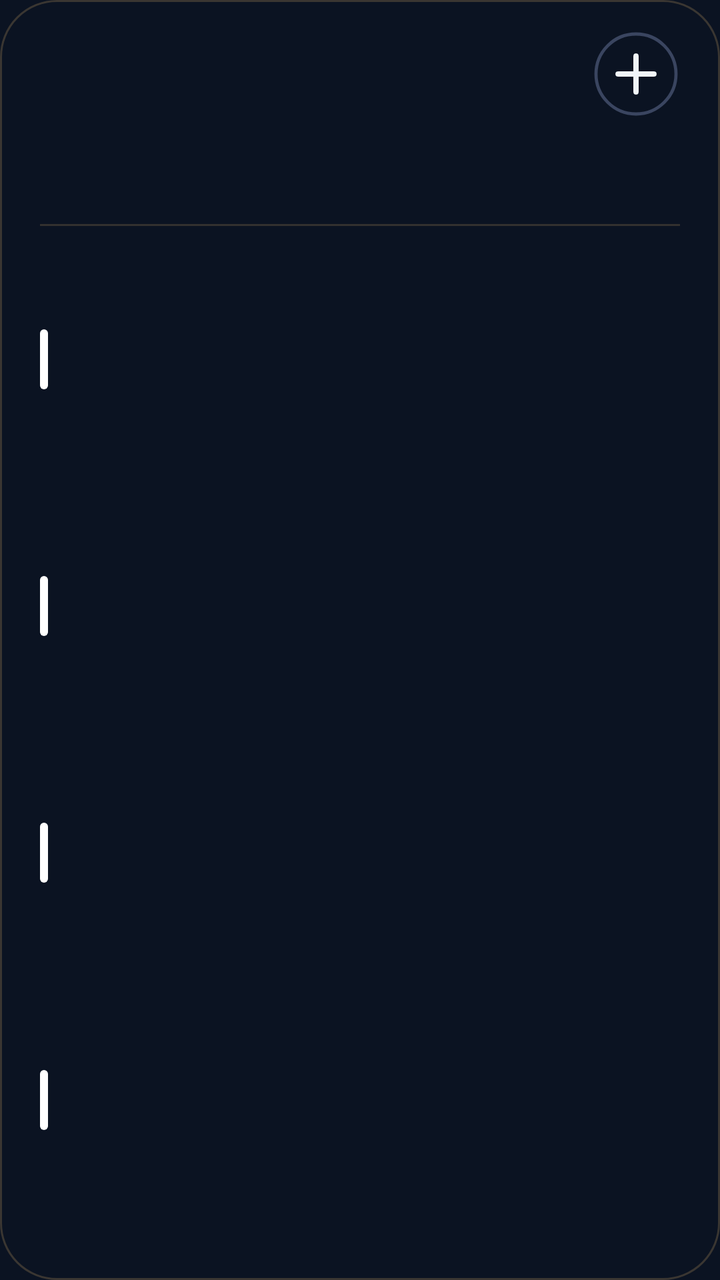
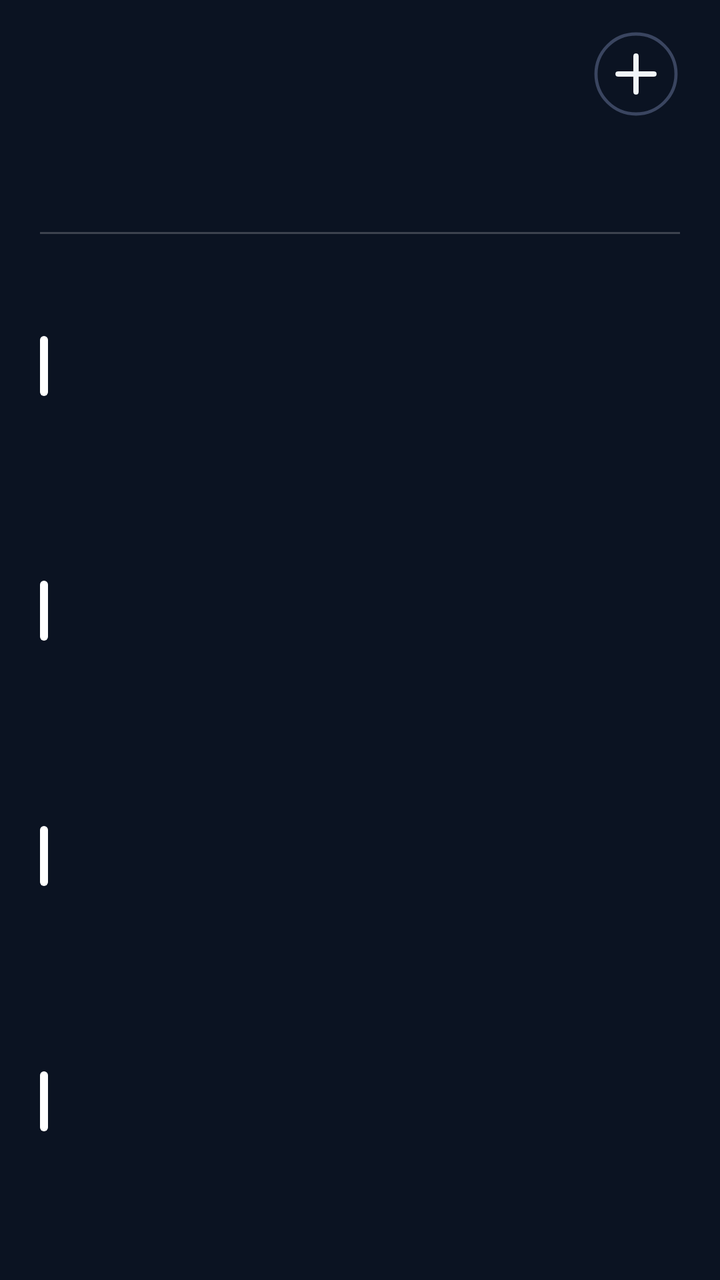

Before-and-after screenshots of an Android layout around one commit, followed by the original layout XML and the change that was made.
<!-- AndroidManifest.xml: application theme AppTheme -->
<!-- res/layout/cal_k4.xml -->
<?xml version="1.0" encoding="utf-8"?>
<FrameLayout
    xmlns:android="http://schemas.android.com/apk/res/android"
    android:id="@+id/root"
    android:layout_width="match_parent"
    android:layout_height="match_parent"
    android:padding="0dp">

    <ImageView
        android:id="@+id/cal_bg"
        android:layout_width="match_parent"
        android:layout_height="match_parent"
        android:importantForAccessibility="no"
        android:scaleType="fitXY" />
    <LinearLayout
        android:id="@+id/panel"
        android:layout_width="match_parent"
        android:layout_height="match_parent"
        android:background="@drawable/cal_panel"
        android:orientation="vertical"
        android:paddingStart="20dp"
        android:paddingTop="13dp"
        android:paddingEnd="20dp"
        android:paddingBottom="14dp">

        
        <LinearLayout
            android:layout_width="match_parent"
            android:layout_height="48dp"
            android:gravity="center_vertical"
            android:orientation="horizontal">
        <ImageView
            android:id="@+id/cal_day"
            android:layout_width="wrap_content"
            android:layout_height="47dp"
            android:adjustViewBounds="true"
            android:scaleType="fitStart" />

            <LinearLayout
                android:layout_width="0dp"
                android:layout_height="wrap_content"
                android:layout_marginStart="12dp"
                android:layout_weight="1"
                android:orientation="vertical">
                <ImageView
                    android:id="@+id/cal_month"
                    android:layout_width="match_parent"
                    android:layout_height="23dp"
                    android:adjustViewBounds="true"
                    android:scaleType="fitStart" />
                <ImageView
                    android:id="@+id/cal_sub"
                    android:layout_width="match_parent"
                    android:layout_height="16dp"
                    android:adjustViewBounds="true"
                    android:layout_marginTop="2dp"
                    android:scaleType="fitStart" />
            </LinearLayout>

            <ImageView
                android:id="@+id/btn_add"
                android:layout_width="44dp"
                android:layout_height="44dp"
                android:contentDescription="New event"
                android:src="@drawable/ic_cal_add" />
        </LinearLayout>

        
        <LinearLayout
            android:layout_width="match_parent"
            android:layout_height="44dp"
            android:layout_marginTop="2dp"
            android:orientation="horizontal">
            <LinearLayout
                android:layout_width="0dp"
                android:layout_height="match_parent"
                android:layout_weight="1"
                android:gravity="center_horizontal"
                android:orientation="vertical">
                <ImageView
                    android:id="@+id/wk_label_0"
                    android:layout_width="wrap_content"
                    android:layout_height="14dp"
                    android:adjustViewBounds="true"
                    android:scaleType="fitCenter" />
                <ImageView
                    android:id="@+id/wk_num_0"
                    android:layout_width="26dp"
                    android:layout_height="26dp"
                    android:adjustViewBounds="true"
                    android:layout_marginTop="3dp"
                    android:scaleType="fitCenter" />
            </LinearLayout>
            <LinearLayout
                android:layout_width="0dp"
                android:layout_height="match_parent"
                android:layout_weight="1"
                android:gravity="center_horizontal"
                android:orientation="vertical">
                <ImageView
                    android:id="@+id/wk_label_1"
                    android:layout_width="wrap_content"
                    android:layout_height="14dp"
                    android:adjustViewBounds="true"
                    android:scaleType="fitCenter" />
                <ImageView
                    android:id="@+id/wk_num_1"
                    android:layout_width="26dp"
                    android:layout_height="26dp"
                    android:adjustViewBounds="true"
                    android:layout_marginTop="3dp"
                    android:scaleType="fitCenter" />
            </LinearLayout>
            <LinearLayout
                android:layout_width="0dp"
                android:layout_height="match_parent"
                android:layout_weight="1"
                android:gravity="center_horizontal"
                android:orientation="vertical">
                <ImageView
                    android:id="@+id/wk_label_2"
                    android:layout_width="wrap_content"
                    android:layout_height="14dp"
                    android:adjustViewBounds="true"
                    android:scaleType="fitCenter" />
                <ImageView
                    android:id="@+id/wk_num_2"
                    android:layout_width="26dp"
                    android:layout_height="26dp"
                    android:adjustViewBounds="true"
                    android:layout_marginTop="3dp"
                    android:scaleType="fitCenter" />
            </LinearLayout>
            <LinearLayout
                android:layout_width="0dp"
                android:layout_height="match_parent"
                android:layout_weight="1"
                android:gravity="center_horizontal"
                android:orientation="vertical">
                <ImageView
                    android:id="@+id/wk_label_3"
                    android:layout_width="wrap_content"
                    android:layout_height="14dp"
                    android:adjustViewBounds="true"
                    android:scaleType="fitCenter" />
                <ImageView
                    android:id="@+id/wk_num_3"
                    android:layout_width="26dp"
                    android:layout_height="26dp"
                    android:adjustViewBounds="true"
                    android:layout_marginTop="3dp"
                    android:scaleType="fitCenter" />
            </LinearLayout>
            <LinearLayout
                android:layout_width="0dp"
                android:layout_height="match_parent"
                android:layout_weight="1"
                android:gravity="center_horizontal"
                android:orientation="vertical">
                <ImageView
                    android:id="@+id/wk_label_4"
                    android:layout_width="wrap_content"
                    android:layout_height="14dp"
                    android:adjustViewBounds="true"
                    android:scaleType="fitCenter" />
                <ImageView
                    android:id="@+id/wk_num_4"
                    android:layout_width="26dp"
                    android:layout_height="26dp"
                    android:adjustViewBounds="true"
                    android:layout_marginTop="3dp"
                    android:scaleType="fitCenter" />
            </LinearLayout>
            <LinearLayout
                android:layout_width="0dp"
                android:layout_height="match_parent"
                android:layout_weight="1"
                android:gravity="center_horizontal"
                android:orientation="vertical">
                <ImageView
                    android:id="@+id/wk_label_5"
                    android:layout_width="wrap_content"
                    android:layout_height="14dp"
                    android:adjustViewBounds="true"
                    android:scaleType="fitCenter" />
                <ImageView
                    android:id="@+id/wk_num_5"
                    android:layout_width="26dp"
                    android:layout_height="26dp"
                    android:adjustViewBounds="true"
                    android:layout_marginTop="3dp"
                    android:scaleType="fitCenter" />
            </LinearLayout>
            <LinearLayout
                android:layout_width="0dp"
                android:layout_height="match_parent"
                android:layout_weight="1"
                android:gravity="center_horizontal"
                android:orientation="vertical">
                <ImageView
                    android:id="@+id/wk_label_6"
                    android:layout_width="wrap_content"
                    android:layout_height="14dp"
                    android:adjustViewBounds="true"
                    android:scaleType="fitCenter" />
                <ImageView
                    android:id="@+id/wk_num_6"
                    android:layout_width="26dp"
                    android:layout_height="26dp"
                    android:adjustViewBounds="true"
                    android:layout_marginTop="3dp"
                    android:scaleType="fitCenter" />
            </LinearLayout>
        </LinearLayout>

        <ImageView
            android:layout_width="match_parent"
            android:layout_height="1dp"
            android:layout_marginTop="5dp"
            android:layout_marginBottom="5dp"
            android:scaleType="fitXY"
            android:src="@drawable/cal_divider" />

        
        <LinearLayout
            android:layout_width="match_parent"
            android:layout_height="0dp"
            android:layout_weight="1"
            android:orientation="vertical">
        <LinearLayout
            android:id="@+id/cal_row_0"
            android:layout_width="match_parent"
            android:layout_height="0dp"
            android:layout_weight="1"
            android:gravity="center_vertical"
            android:orientation="horizontal">

            <ImageView
                android:id="@+id/cal_bar_0"
                android:layout_width="4dp"
                android:layout_height="30dp"
                android:layout_marginEnd="11dp"
                android:scaleType="fitXY"
                android:src="@drawable/cal_bar" />

            <LinearLayout
                android:layout_width="0dp"
                android:layout_height="wrap_content"
                android:layout_weight="1"
                android:orientation="vertical">

                <LinearLayout
                    android:layout_width="match_parent"
                    android:layout_height="wrap_content"
                    android:orientation="horizontal">
                    <ImageView
                        android:id="@+id/cal_time_0"
                        android:layout_width="wrap_content"
                        android:layout_height="16dp"
                        android:adjustViewBounds="true"
                        android:scaleType="fitStart" />
                    <ImageView
                        android:id="@+id/cal_hint_0"
                        android:layout_width="wrap_content"
                        android:layout_height="16dp"
                        android:adjustViewBounds="true"
                        android:layout_marginStart="9dp"
                        android:scaleType="fitStart" />
                </LinearLayout>
                <ImageView
                    android:id="@+id/cal_title_0"
                    android:layout_width="match_parent"
                    android:layout_height="22dp"
                    android:adjustViewBounds="true"
                    android:layout_marginTop="1dp"
                    android:scaleType="fitStart" />
            </LinearLayout>
        </LinearLayout>
        <LinearLayout
            android:id="@+id/cal_row_1"
            android:layout_width="match_parent"
            android:layout_height="0dp"
            android:layout_weight="1"
            android:gravity="center_vertical"
            android:orientation="horizontal">

            <ImageView
                android:id="@+id/cal_bar_1"
                android:layout_width="4dp"
                android:layout_height="30dp"
                android:layout_marginEnd="11dp"
                android:scaleType="fitXY"
                android:src="@drawable/cal_bar" />

            <LinearLayout
                android:layout_width="0dp"
                android:layout_height="wrap_content"
                android:layout_weight="1"
                android:orientation="vertical">

                <LinearLayout
                    android:layout_width="match_parent"
                    android:layout_height="wrap_content"
                    android:orientation="horizontal">
                    <ImageView
                        android:id="@+id/cal_time_1"
                        android:layout_width="wrap_content"
                        android:layout_height="16dp"
                        android:adjustViewBounds="true"
                        android:scaleType="fitStart" />
                    <ImageView
                        android:id="@+id/cal_hint_1"
                        android:layout_width="wrap_content"
                        android:layout_height="16dp"
                        android:adjustViewBounds="true"
                        android:layout_marginStart="9dp"
                        android:scaleType="fitStart" />
                </LinearLayout>
                <ImageView
                    android:id="@+id/cal_title_1"
                    android:layout_width="match_parent"
                    android:layout_height="22dp"
                    android:adjustViewBounds="true"
                    android:layout_marginTop="1dp"
                    android:scaleType="fitStart" />
            </LinearLayout>
        </LinearLayout>
        <LinearLayout
            android:id="@+id/cal_row_2"
            android:layout_width="match_parent"
            android:layout_height="0dp"
            android:layout_weight="1"
            android:gravity="center_vertical"
            android:orientation="horizontal">

            <ImageView
                android:id="@+id/cal_bar_2"
                android:layout_width="4dp"
                android:layout_height="30dp"
                android:layout_marginEnd="11dp"
                android:scaleType="fitXY"
                android:src="@drawable/cal_bar" />

            <LinearLayout
                android:layout_width="0dp"
                android:layout_height="wrap_content"
                android:layout_weight="1"
                android:orientation="vertical">

                <LinearLayout
                    android:layout_width="match_parent"
                    android:layout_height="wrap_content"
                    android:orientation="horizontal">
                    <ImageView
                        android:id="@+id/cal_time_2"
                        android:layout_width="wrap_content"
                        android:layout_height="16dp"
                        android:adjustViewBounds="true"
                        android:scaleType="fitStart" />
                    <ImageView
                        android:id="@+id/cal_hint_2"
                        android:layout_width="wrap_content"
                        android:layout_height="16dp"
                        android:adjustViewBounds="true"
                        android:layout_marginStart="9dp"
                        android:scaleType="fitStart" />
                </LinearLayout>
                <ImageView
                    android:id="@+id/cal_title_2"
                    android:layout_width="match_parent"
                    android:layout_height="22dp"
                    android:adjustViewBounds="true"
                    android:layout_marginTop="1dp"
                    android:scaleType="fitStart" />
            </LinearLayout>
        </LinearLayout>
        <LinearLayout
            android:id="@+id/cal_row_3"
            android:layout_width="match_parent"
            android:layout_height="0dp"
            android:layout_weight="1"
            android:gravity="center_vertical"
            android:orientation="horizontal">

            <ImageView
                android:id="@+id/cal_bar_3"
                android:layout_width="4dp"
                android:layout_height="30dp"
                android:layout_marginEnd="11dp"
                android:scaleType="fitXY"
                android:src="@drawable/cal_bar" />

            <LinearLayout
                android:layout_width="0dp"
                android:layout_height="wrap_content"
                android:layout_weight="1"
                android:orientation="vertical">

                <LinearLayout
                    android:layout_width="match_parent"
                    android:layout_height="wrap_content"
                    android:orientation="horizontal">
                    <ImageView
                        android:id="@+id/cal_time_3"
                        android:layout_width="wrap_content"
                        android:layout_height="16dp"
                        android:adjustViewBounds="true"
                        android:scaleType="fitStart" />
                    <ImageView
                        android:id="@+id/cal_hint_3"
                        android:layout_width="wrap_content"
                        android:layout_height="16dp"
                        android:adjustViewBounds="true"
                        android:layout_marginStart="9dp"
                        android:scaleType="fitStart" />
                </LinearLayout>
                <ImageView
                    android:id="@+id/cal_title_3"
                    android:layout_width="match_parent"
                    android:layout_height="22dp"
                    android:adjustViewBounds="true"
                    android:layout_marginTop="1dp"
                    android:scaleType="fitStart" />
            </LinearLayout>
        </LinearLayout>
        </LinearLayout>
        <ImageView
            android:id="@+id/cal_more"
            android:layout_width="match_parent"
            android:layout_height="14dp"
            android:adjustViewBounds="true"
            android:scaleType="fitEnd" />
    </LinearLayout>
</FrameLayout>
<!-- resources referenced by this layout -->
<resources>
  <!-- drawable cal_bar (drawable) -->
  <?xml version="1.0" encoding="utf-8"?>
  <shape xmlns:android="http://schemas.android.com/apk/res/android" android:shape="rectangle">
      <solid android:color="#FFFFFFFF" />
      <corners android:radius="2dp" />
  </shape>
  <!-- drawable cal_divider (drawable) -->
  <?xml version="1.0" encoding="utf-8"?>
  <shape xmlns:android="http://schemas.android.com/apk/res/android" android:shape="rectangle">
      <solid android:color="#33D2A867" />
  </shape>
  <!-- drawable cal_panel (drawable) -->
  <?xml version="1.0" encoding="utf-8"?>
  <shape xmlns:android="http://schemas.android.com/apk/res/android" android:shape="rectangle">
      <solid android:color="#00000000" />
      <stroke android:width="1dp" android:color="#3DD2A867" />
      <corners android:radius="@dimen/widget_radius" />
  </shape>
  <!-- drawable ic_cal_add (drawable) -->
  <?xml version="1.0" encoding="utf-8"?>
  <vector xmlns:android="http://schemas.android.com/apk/res/android"
      android:width="44dp"
      android:height="44dp"
      android:viewportWidth="44"
      android:viewportHeight="44">
      <path
          android:pathData="M22,22m-20,0a20,20 0,1 1,40 0a20,20 0,1 1,-40 0"
          android:strokeColor="#FF3A4560"
          android:strokeWidth="1.6" />
      <path
          android:pathData="M13,22L31,22M22,13L22,31"
          android:strokeColor="#FFF1F5F9"
          android:strokeLineCap="round"
          android:strokeWidth="2.6" />
  </vector>
  <style name="AppTheme" parent="@android:style/Theme.DeviceDefault.NoActionBar">
          <item name="android:colorAccent">#DF8B35</item>
          <item name="android:colorControlActivated">#DF8B35</item>
          <item name="android:windowBackground">#0B1322</item>
          <item name="android:statusBarColor">#0E111A</item>
          <item name="android:navigationBarColor">#0B1322</item>
          <item name="android:textColorHint">#718096</item>
      </style>
  <dimen name="widget_radius">28dp</dimen>
</resources>

<!-- the commit's change to res/layout/cal_k4.xml (unified diff, before → after) -->
@@ -68,7 +68,7 @@
         
         <LinearLayout
             android:layout_width="match_parent"
-            android:layout_height="44dp"
+            android:layout_height="48dp"
             android:layout_marginTop="2dp"
             android:orientation="horizontal">
             <LinearLayout
@@ -85,10 +85,10 @@
                     android:scaleType="fitCenter" />
                 <ImageView
                     android:id="@+id/wk_num_0"
-                    android:layout_width="26dp"
-                    android:layout_height="26dp"
-                    android:adjustViewBounds="true"
-                    android:layout_marginTop="3dp"
+                    android:layout_width="34dp"
+                    android:layout_height="34dp"
+                    android:adjustViewBounds="true"
+                    android:layout_marginTop="0dp"
                     android:scaleType="fitCenter" />
             </LinearLayout>
             <LinearLayout
@@ -105,10 +105,10 @@
                     android:scaleType="fitCenter" />
                 <ImageView
                     android:id="@+id/wk_num_1"
-                    android:layout_width="26dp"
-                    android:layout_height="26dp"
-                    android:adjustViewBounds="true"
-                    android:layout_marginTop="3dp"
+                    android:layout_width="34dp"
+                    android:layout_height="34dp"
+                    android:adjustViewBounds="true"
+                    android:layout_marginTop="0dp"
                     android:scaleType="fitCenter" />
             </LinearLayout>
             <LinearLayout
@@ -125,10 +125,10 @@
                     android:scaleType="fitCenter" />
                 <ImageView
                     android:id="@+id/wk_num_2"
-                    android:layout_width="26dp"
-                    android:layout_height="26dp"
-                    android:adjustViewBounds="true"
-                    android:layout_marginTop="3dp"
+                    android:layout_width="34dp"
+                    android:layout_height="34dp"
+                    android:adjustViewBounds="true"
+                    android:layout_marginTop="0dp"
                     android:scaleType="fitCenter" />
             </LinearLayout>
             <LinearLayout
@@ -145,10 +145,10 @@
                     android:scaleType="fitCenter" />
                 <ImageView
                     android:id="@+id/wk_num_3"
-                    android:layout_width="26dp"
-                    android:layout_height="26dp"
-                    android:adjustViewBounds="true"
-                    android:layout_marginTop="3dp"
+                    android:layout_width="34dp"
+                    android:layout_height="34dp"
+                    android:adjustViewBounds="true"
+                    android:layout_marginTop="0dp"
                     android:scaleType="fitCenter" />
             </LinearLayout>
             <LinearLayout
@@ -165,10 +165,10 @@
                     android:scaleType="fitCenter" />
                 <ImageView
                     android:id="@+id/wk_num_4"
-                    android:layout_width="26dp"
-                    android:layout_height="26dp"
-                    android:adjustViewBounds="true"
-                    android:layout_marginTop="3dp"
+                    android:layout_width="34dp"
+                    android:layout_height="34dp"
+                    android:adjustViewBounds="true"
+                    android:layout_marginTop="0dp"
                     android:scaleType="fitCenter" />
             </LinearLayout>
             <LinearLayout
@@ -185,10 +185,10 @@
                     android:scaleType="fitCenter" />
                 <ImageView
                     android:id="@+id/wk_num_5"
-                    android:layout_width="26dp"
-                    android:layout_height="26dp"
-                    android:adjustViewBounds="true"
-                    android:layout_marginTop="3dp"
+                    android:layout_width="34dp"
+                    android:layout_height="34dp"
+                    android:adjustViewBounds="true"
+                    android:layout_marginTop="0dp"
                     android:scaleType="fitCenter" />
             </LinearLayout>
             <LinearLayout
@@ -205,15 +205,16 @@
                     android:scaleType="fitCenter" />
                 <ImageView
                     android:id="@+id/wk_num_6"
-                    android:layout_width="26dp"
-                    android:layout_height="26dp"
-                    android:adjustViewBounds="true"
-                    android:layout_marginTop="3dp"
+                    android:layout_width="34dp"
+                    android:layout_height="34dp"
+                    android:adjustViewBounds="true"
+                    android:layout_marginTop="0dp"
                     android:scaleType="fitCenter" />
             </LinearLayout>
         </LinearLayout>
 
         <ImageView
+            android:id="@+id/cal_div"
             android:layout_width="match_parent"
             android:layout_height="1dp"
             android:layout_marginTop="5dp"
<!-- resource entries referenced after the edit -->
@@ -9,13 +9,12 @@
   <!-- drawable cal_divider (drawable) -->
   <?xml version="1.0" encoding="utf-8"?>
   <shape xmlns:android="http://schemas.android.com/apk/res/android" android:shape="rectangle">
-      <solid android:color="#33D2A867" />
+      <solid android:color="#33FFFFFF" />
   </shape>
   <!-- drawable cal_panel (drawable) -->
   <?xml version="1.0" encoding="utf-8"?>
   <shape xmlns:android="http://schemas.android.com/apk/res/android" android:shape="rectangle">
       <solid android:color="#00000000" />
-      <stroke android:width="1dp" android:color="#3DD2A867" />
       <corners android:radius="@dimen/widget_radius" />
   </shape>
   <!-- drawable ic_cal_add (drawable) -->
